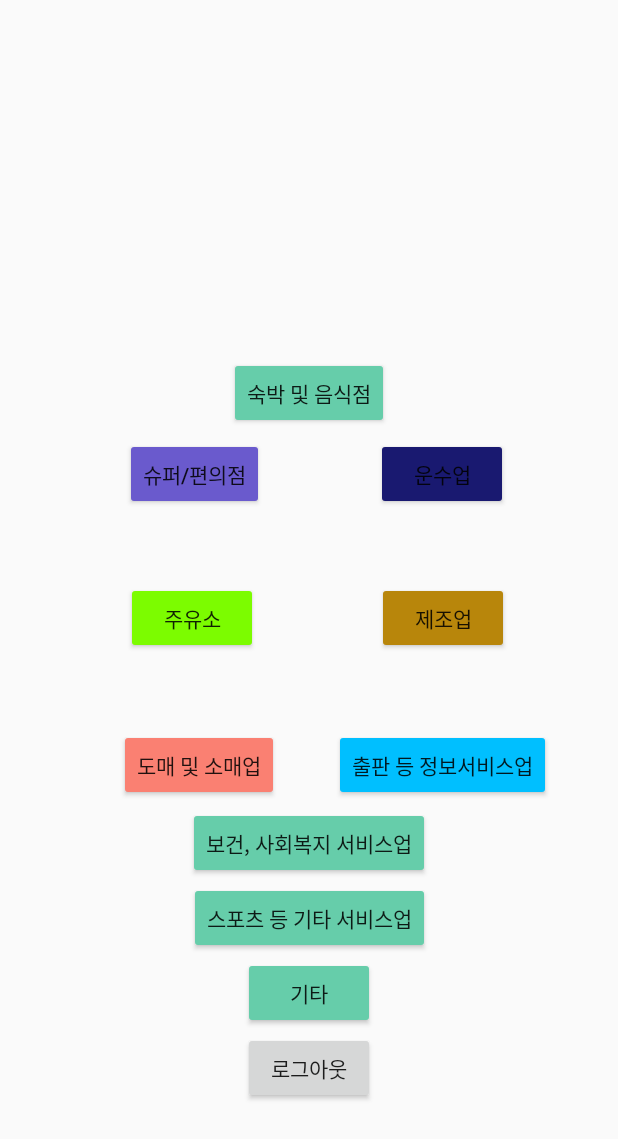
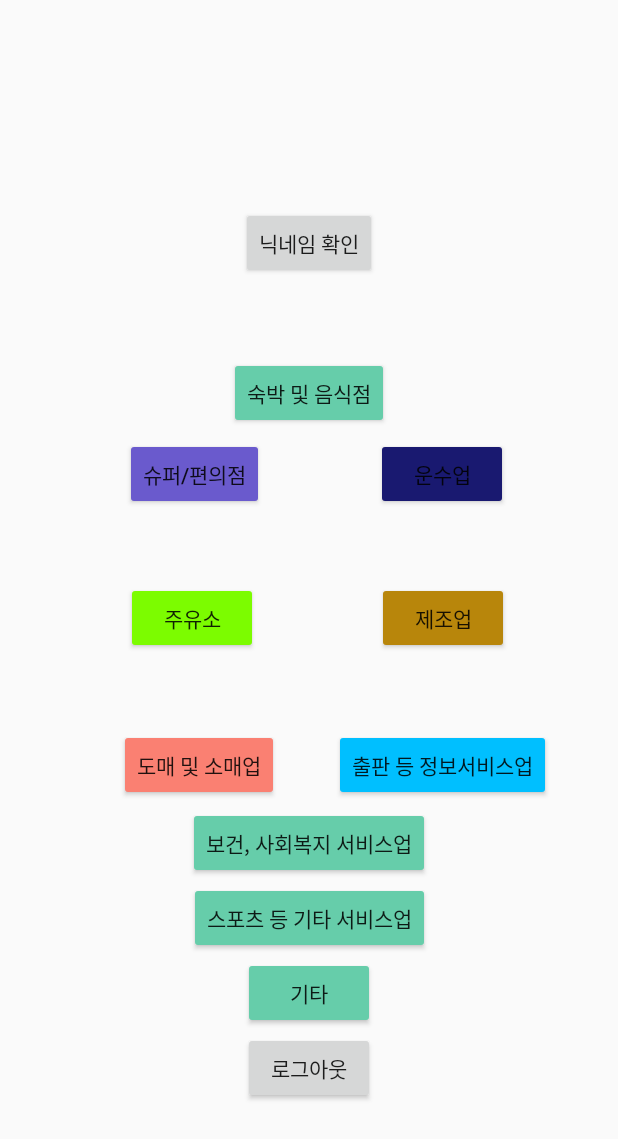
Before and after one commit to princesssubinwith5man/RomanticChuncheon, an Android app: the HomeActivity screen opened directly, with no data from a screen before it, on a phone screen of 412 x 824 dp. Shown: the top 1139 px of the screen. Run offline under Robolectric (Android 15) with nearby library versions, the phone set to English and light mode, and no system bars; our stand-ins replace Firebase (no records; nobody signed in at launch, a user with empty details on screens opened directly).

Commit message:
닉네임 확인 버튼 추가

```diff
--- a/Practice2/app/src/main/java/com/example/practice/MainActivity.java
+++ b/Practice2/app/src/main/java/com/example/practice/MainActivity.java
@@ -160,4 +160,5 @@ public class MainActivity extends AppCompatActivity {
         }
     }
 
+
 }
--- a/Practice2/app/src/main/res/layout/activity_main.xml
+++ b/Practice2/app/src/main/res/layout/activity_main.xml
@@ -149,4 +149,15 @@
         app:layout_constraintEnd_toEndOf="parent"
         app:layout_constraintStart_toStartOf="parent"
         app:layout_constraintTop_toTopOf="parent" />
+    <Button
+        android:id="@+id/button12"
+        android:layout_width="wrap_content"
+        android:layout_height="wrap_content"
+        android:text="닉네임 확인"
+        android:onClick="check_name"
+        android:layout_marginBottom="500dp"
+        app:layout_constraintBottom_toBottomOf="parent"
+        app:layout_constraintEnd_toEndOf="parent"
+        app:layout_constraintStart_toStartOf="parent"
+        app:layout_constraintTop_toTopOf="parent" />
 </androidx.constraintlayout.widget.ConstraintLayout>
```
Also changed, not shown: Practice2/app/src/main/java/com/example/practice/HomeActivity.java (+25 -0 lines).
